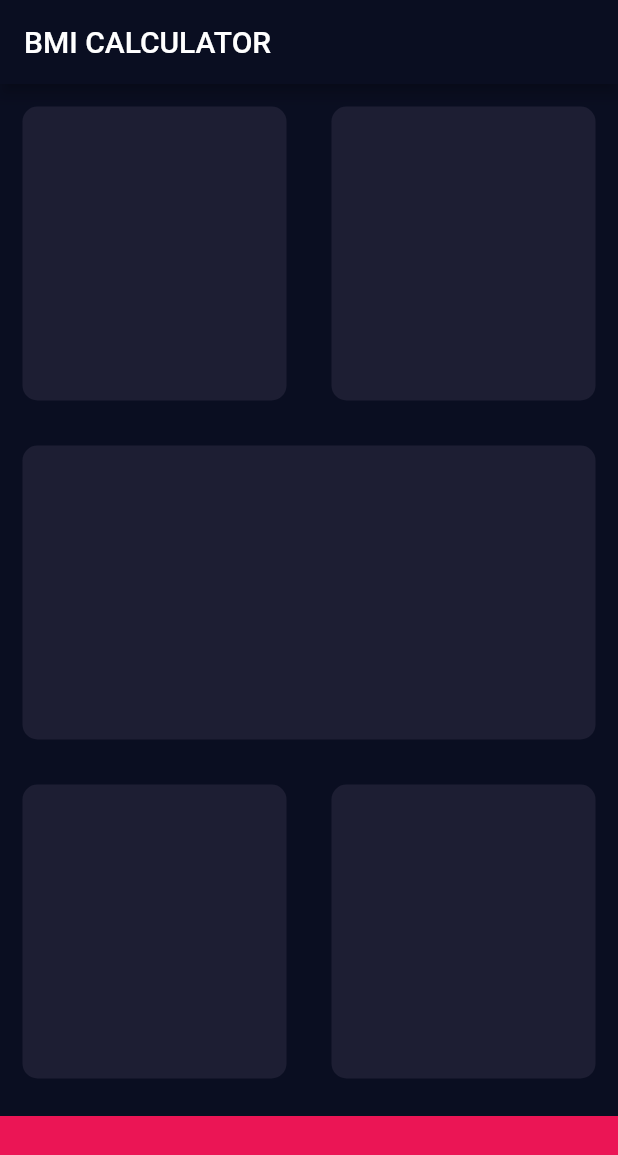
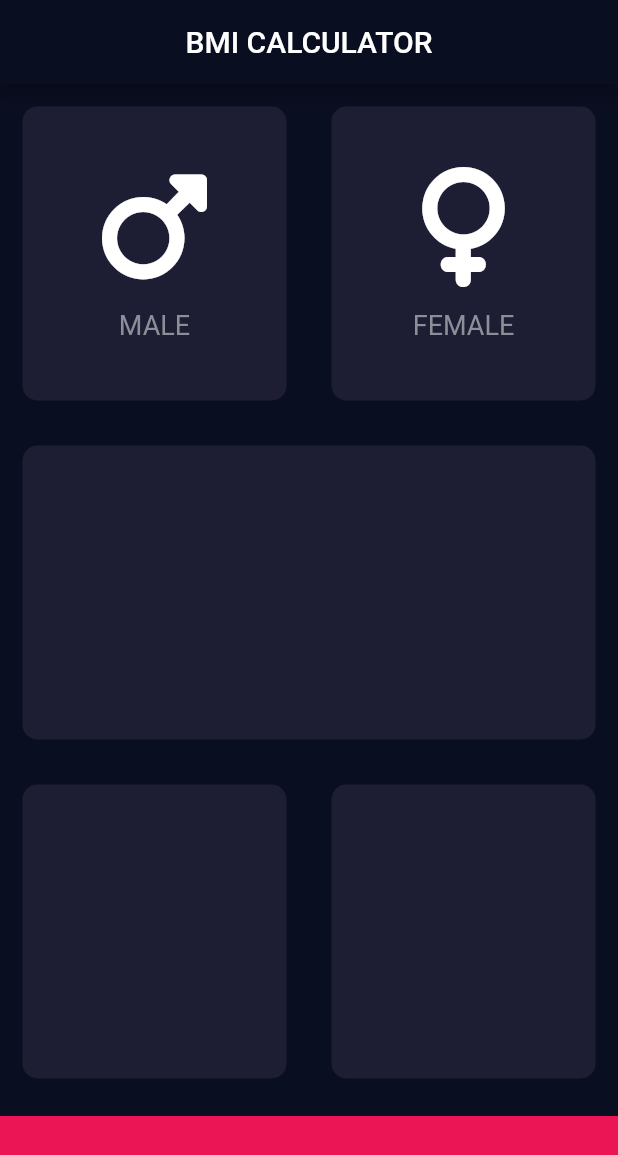
Before and after one commit to Jayakrishnan-manoj/Check_BMI, a Flutter app: the screen it shows after launch, on a phone screen of 412 x 824 dp. Shown: the top 1155 px of the screen. Run offline on Flutter 3.47's test engine with Material 2 defaults, Android fonts, the phone set to English and light mode, and no system bars; our stand-ins replace font_awesome_flutter.

Commit message:
minor code refactor

```diff
--- /dev/null
+++ b/lib/Reusables/icon_content.dart
@@ -0,0 +1,34 @@
+import 'package:flutter/material.dart';
+import 'package:font_awesome_flutter/font_awesome_flutter.dart';
+
+const labelTextStyle = TextStyle(
+  fontSize: 18,
+  color: Color(0xFF8D8E98),
+);
+
+class IconContent extends StatelessWidget {
+  final String? iconText;
+  final IconData? cardIcon;
+
+  IconContent({required this.iconText, required this.cardIcon});
+
+  @override
+  Widget build(BuildContext context) {
+    return Column(
+      mainAxisAlignment: MainAxisAlignment.center,
+      children: [
+        Icon(
+          cardIcon,
+          size: 80.0,
+        ),
+        const SizedBox(
+          height: 15,
+        ),
+        Text(
+          iconText!,
+          style: labelTextStyle,
+        )
+      ],
+    );
+  }
+}
--- a/lib/Reusables/reusable_card.dart
+++ b/lib/Reusables/reusable_card.dart
@@ -1,18 +1,20 @@
 import 'package:flutter/material.dart';
 
 class ReusableCard extends StatelessWidget {
-
-  ReusableCard({required this.colour});
+  ReusableCard({required this.colour, this.cardChild});
 
   final Color? colour;
+  final Widget? cardChild;
 
   @override
   Widget build(BuildContext context) {
     return Container(
       margin: const EdgeInsets.all(15.0),
       decoration: BoxDecoration(
-          color: colour,
-          borderRadius: BorderRadius.circular(10.0)),
+        color: colour,
+        borderRadius: BorderRadius.circular(10.0),
+      ),
+      child: cardChild,
     );
   }
 }
--- a/lib/screens/input_screen.dart
+++ b/lib/screens/input_screen.dart
@@ -1,4 +1,6 @@
+import 'package:bmi_calculator/Reusables/icon_content.dart';
 import 'package:flutter/material.dart';
+import 'package:font_awesome_flutter/font_awesome_flutter.dart';
 
 import '../Reusables/reusable_card.dart';
 
@@ -17,6 +19,7 @@ class _InputScreenState extends State<InputScreen> {
     return Scaffold(
       appBar: AppBar(
         title: const Text('BMI CALCULATOR'),
+        centerTitle: true,
       ),
       body: Column(
         children: [
@@ -26,28 +29,48 @@ class _InputScreenState extends State<InputScreen> {
                 Expanded(
                   child: ReusableCard(
                     colour: activeCardColor,
+                    cardChild: IconContent(
+                      iconText: "MALE",
+                      cardIcon: FontAwesomeIcons.mars,
+                    ),
                   ),
                 ),
-                Expanded(child: ReusableCard(colour: activeCardColor)),
+                Expanded(
+                  child: ReusableCard(
+                    colour: activeCardColor,
+                    cardChild: IconContent(
+                      iconText: "FEMALE",
+                      cardIcon: FontAwesomeIcons.venus,
+                    ),
+                  ),
+                ),
               ],
             ),
           ),
           Expanded(
-            child: ReusableCard(colour: activeCardColor),
+            child: ReusableCard(
+              colour: activeCardColor,
+            ),
           ),
           Expanded(
             child: Row(
               children: [
                 Expanded(
-                  child: ReusableCard(colour: activeCardColor),
+                  child: ReusableCard(
+                    colour: activeCardColor,
+                  ),
                 ),
-                Expanded(child: ReusableCard(colour: activeCardColor)),
+                Expanded(
+                  child: ReusableCard(
+                    colour: activeCardColor,
+                  ),
+                ),
               ],
             ),
           ),
           Container(
             color: bottomContainerColor,
-            margin: EdgeInsets.only(top: 10.0),
+            margin: const EdgeInsets.only(top: 10.0),
             width: double.infinity,
             height: bottomContainerHeight,
           )
```
Also changed, not shown: pubspec.yaml (+4 -12 lines), pubspec.lock.
